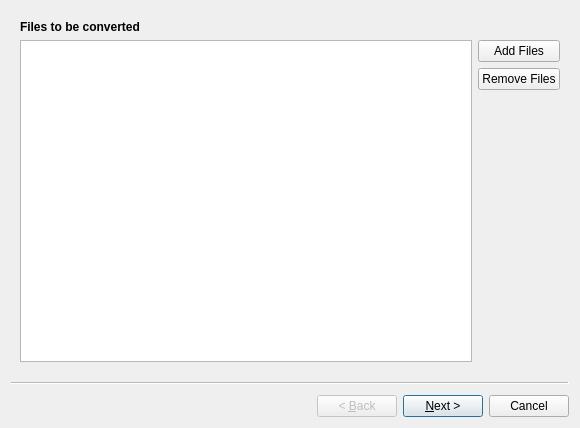
This is ui/addtaskwizard.ui in swl-x/MystiQ as Qt 5 draws it before an edit. The edited form follows.
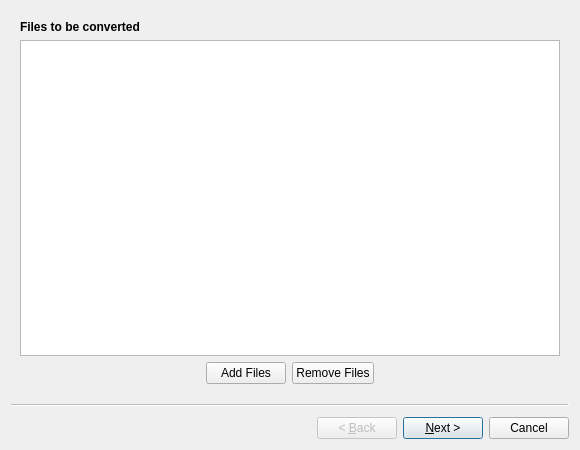
This is the edited form. Icons and pictures are not drawn.

Patch:
```diff
--- a/ui/addtaskwizard.ui
+++ b/ui/addtaskwizard.ui
@@ -7,7 +7,7 @@
     <x>0</x>
     <y>0</y>
     <width>580</width>
-    <height>428</height>
+    <height>450</height>
    </rect>
   </property>
   <property name="focusPolicy">
@@ -45,8 +45,8 @@
    <enum>Qt::PlainText</enum>
   </property>
   <widget class="QWizardPage" name="wizardPageSelectFiles">
-   <layout class="QVBoxLayout" name="verticalLayout_2">
-    <item>
+   <layout class="QGridLayout" name="gridLayout_2">
+    <item row="0" column="0">
      <widget class="QLabel" name="lblSelectFiles">
       <property name="font">
        <font>
@@ -59,17 +59,33 @@
       </property>
      </widget>
     </item>
-    <item>
-     <layout class="QHBoxLayout" name="horizontalLayout">
+    <item row="1" column="0">
+     <layout class="QVBoxLayout" name="verticalLayout_6">
       <item>
        <widget class="QListWidget" name="lstFiles">
+        <property name="alternatingRowColors">
+         <bool>true</bool>
+        </property>
         <property name="selectionMode">
          <enum>QAbstractItemView::ExtendedSelection</enum>
         </property>
        </widget>
       </item>
       <item>
-       <layout class="QVBoxLayout" name="verticalLayout">
+       <layout class="QHBoxLayout" name="horizontalLayout">
+        <item>
+         <spacer name="horizontalSpacer_4">
+          <property name="orientation">
+           <enum>Qt::Horizontal</enum>
+          </property>
+          <property name="sizeHint" stdset="0">
+           <size>
+            <width>40</width>
+            <height>20</height>
+           </size>
+          </property>
+         </spacer>
+        </item>
         <item>
          <widget class="QPushButton" name="btnAdd">
           <property name="focusPolicy">
@@ -111,14 +127,14 @@
          </widget>
         </item>
         <item>
-         <spacer name="verticalSpacer">
+         <spacer name="horizontalSpacer_5">
           <property name="orientation">
-           <enum>Qt::Vertical</enum>
+           <enum>Qt::Horizontal</enum>
           </property>
           <property name="sizeHint" stdset="0">
            <size>
-            <width>20</width>
-            <height>40</height>
+            <width>40</width>
+            <height>20</height>
            </size>
           </property>
          </spacer>
```
Left out of the diff: 4 changed lines with no effect on the pictures. Lines whose indentation alone changed are shown as unchanged.
